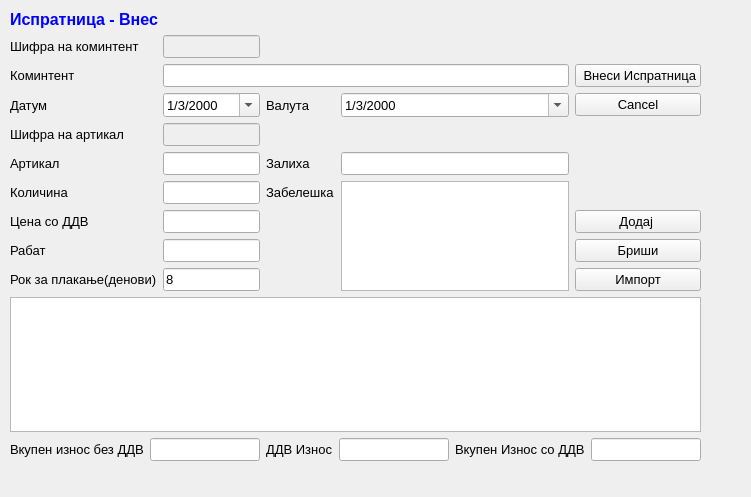
Old version of the form sterna/Ispratnici/ispratnicivnes.ui in the repository srgank/sterna_x.
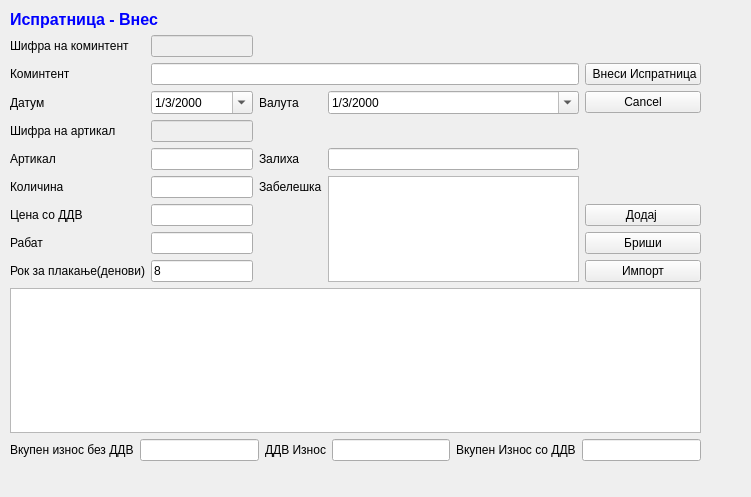
New version of the form. Icons and pictures are not drawn.

The edit to the form file:
```diff
--- a/sterna/Ispratnici/ispratnicivnes.ui
+++ b/sterna/Ispratnici/ispratnicivnes.ui
@@ -22,11 +22,6 @@
      <height>451</height>
     </rect>
    </property>
-   <property name="font">
-    <font>
-     <pointsize>10</pointsize>
-    </font>
-   </property>
    <layout class="QGridLayout" name="gridLayout">
     <item row="10" column="0">
      <widget class="QLabel" name="label_9">
@@ -37,11 +32,6 @@
     </item>
     <item row="8" column="4">
      <widget class="QPushButton" name="pushButton_3">
-      <property name="font">
-       <font>
-        <pointsize>10</pointsize>
-       </font>
-      </property>
       <property name="text">
        <string>Додај </string>
       </property>
@@ -59,32 +49,16 @@
     </item>
     <item row="4" column="2">
      <widget class="QLabel" name="label_11">
-      <property name="font">
-       <font>
-        <pointsize>10</pointsize>
-       </font>
-      </property>
       <property name="text">
        <string>Валута</string>
       </property>
      </widget>
     </item>
     <item row="9" column="1">
-     <widget class="QLineEdit" name="lineEdit_6">
-      <property name="font">
-       <font>
-        <pointsize>10</pointsize>
-       </font>
-      </property>
-     </widget>
+     <widget class="QLineEdit" name="lineEdit_6"/>
     </item>
     <item row="0" column="0" colspan="2">
      <widget class="QLabel" name="label_4">
-      <property name="font">
-       <font>
-        <pointsize>10</pointsize>
-       </font>
-      </property>
       <property name="text">
        <string>&lt;!DOCTYPE HTML PUBLIC &quot;-//W3C//DTD HTML 4.0//EN&quot; &quot;http://www.w3.org/TR/REC-html40/strict.dtd&quot;&gt;
 &lt;html&gt;&lt;head&gt;&lt;meta name=&quot;qrichtext&quot; content=&quot;1&quot; /&gt;&lt;style type=&quot;text/css&quot;&gt;
@@ -96,11 +70,6 @@
     </item>
     <item row="3" column="4">
      <widget class="QPushButton" name="pushButton_4">
-      <property name="font">
-       <font>
-        <pointsize>10</pointsize>
-       </font>
-      </property>
       <property name="text">
        <string> Внеси Испратница</string>
       </property>
@@ -112,11 +81,6 @@
     </item>
     <item row="4" column="0">
      <widget class="QLabel" name="label_2">
-      <property name="font">
-       <font>
-        <pointsize>10</pointsize>
-       </font>
-      </property>
       <property name="text">
        <string>Датум</string>
       </property>
@@ -124,11 +88,6 @@
     </item>
     <item row="4" column="4">
      <widget class="QPushButton" name="pushButton_5">
-      <property name="font">
-       <font>
-        <pointsize>10</pointsize>
-       </font>
-      </property>
       <property name="text">
        <string>Cancel</string>
       </property>
@@ -136,11 +95,6 @@
     </item>
     <item row="6" column="0">
      <widget class="QLabel" name="label_3">
-      <property name="font">
-       <font>
-        <pointsize>10</pointsize>
-       </font>
-      </property>
       <property name="text">
        <string>Артикал</string>
       </property>
@@ -148,11 +102,6 @@
     </item>
     <item row="9" column="0">
      <widget class="QLabel" name="label_8">
-      <property name="font">
-       <font>
-        <pointsize>10</pointsize>
-       </font>
-      </property>
       <property name="text">
        <string>Рабат</string>
       </property>
@@ -160,32 +109,16 @@
     </item>
     <item row="9" column="4">
      <widget class="QPushButton" name="pushButton_6">
-      <property name="font">
-       <font>
-        <pointsize>10</pointsize>
-       </font>
-      </property>
       <property name="text">
        <string>Бриши</string>
       </property>
      </widget>
     </item>
     <item row="11" column="0" colspan="5">
-     <widget class="QTableView" name="tableView">
-      <property name="font">
-       <font>
-        <pointsize>10</pointsize>
-       </font>
-      </property>
-     </widget>
+     <widget class="QTableView" name="tableView"/>
     </item>
     <item row="4" column="1">
      <widget class="QDateTimeEdit" name="dateTimeEdit">
-      <property name="font">
-       <font>
-        <pointsize>10</pointsize>
-       </font>
-      </property>
       <property name="date">
        <date>
         <year>2000</year>
@@ -213,11 +146,6 @@
       <property name="enabled">
        <bool>true</bool>
       </property>
-      <property name="font">
-       <font>
-        <pointsize>10</pointsize>
-       </font>
-      </property>
       <property name="toolTip">
        <string>&lt;html&gt;&lt;head/&gt;&lt;body&gt;&lt;p&gt;Притисни ЕНТЕР за да те однесе во листата&lt;/p&gt;&lt;/body&gt;&lt;/html&gt;</string>
       </property>
@@ -228,11 +156,6 @@
     </item>
     <item row="4" column="3">
      <widget class="QDateTimeEdit" name="dateTimeEdit_2">
-      <property name="font">
-       <font>
-        <pointsize>10</pointsize>
-       </font>
-      </property>
       <property name="date">
        <date>
         <year>2000</year>
@@ -253,11 +176,6 @@
       <property name="enabled">
        <bool>true</bool>
       </property>
-      <property name="font">
-       <font>
-        <pointsize>10</pointsize>
-       </font>
-      </property>
       <property name="toolTip">
        <string>&lt;html&gt;&lt;head/&gt;&lt;body&gt;&lt;p&gt;Притисни ЕНТЕР за да те однесе во листата&lt;/p&gt;&lt;/body&gt;&lt;/html&gt;</string>
       </property>
@@ -275,11 +193,6 @@
     </item>
     <item row="6" column="2">
      <widget class="QLabel" name="label_7">
-      <property name="font">
-       <font>
-        <pointsize>10</pointsize>
-       </font>
-      </property>
       <property name="text">
        <string>Залиха</string>
       </property>
@@ -287,11 +200,6 @@
     </item>
     <item row="6" column="3">
      <widget class="QLineEdit" name="lineEdit_5">
-      <property name="font">
-       <font>
-        <pointsize>10</pointsize>
-       </font>
-      </property>
       <property name="readOnly">
        <bool>true</bool>
       </property>
@@ -301,30 +209,13 @@
      <widget class="QTextEdit" name="textEdit"/>
     </item>
     <item row="8" column="1">
-     <widget class="QLineEdit" name="lineEdit_3">
-      <property name="font">
-       <font>
-        <pointsize>10</pointsize>
-       </font>
-      </property>
-     </widget>
+     <widget class="QLineEdit" name="lineEdit_3"/>
     </item>
     <item row="7" column="1">
-     <widget class="QLineEdit" name="lineEdit_4">
-      <property name="font">
-       <font>
-        <pointsize>10</pointsize>
-       </font>
-      </property>
-     </widget>
+     <widget class="QLineEdit" name="lineEdit_4"/>
     </item>
     <item row="8" column="0">
      <widget class="QLabel" name="label_5">
-      <property name="font">
-       <font>
-        <pointsize>10</pointsize>
-       </font>
-      </property>
       <property name="text">
        <string>Цена со ДДВ</string>
       </property>
@@ -332,11 +223,6 @@
     </item>
     <item row="7" column="0">
      <widget class="QLabel" name="label_6">
-      <property name="font">
-       <font>
-        <pointsize>10</pointsize>
-       </font>
-      </property>
       <property name="text">
        <string>Количина</string>
       </property>
@@ -390,11 +276,6 @@
     </item>
     <item row="3" column="0">
      <widget class="QLabel" name="label">
-      <property name="font">
-       <font>
-        <pointsize>10</pointsize>
-       </font>
-      </property>
       <property name="text">
        <string>Коминтент</string>
       </property>
```
